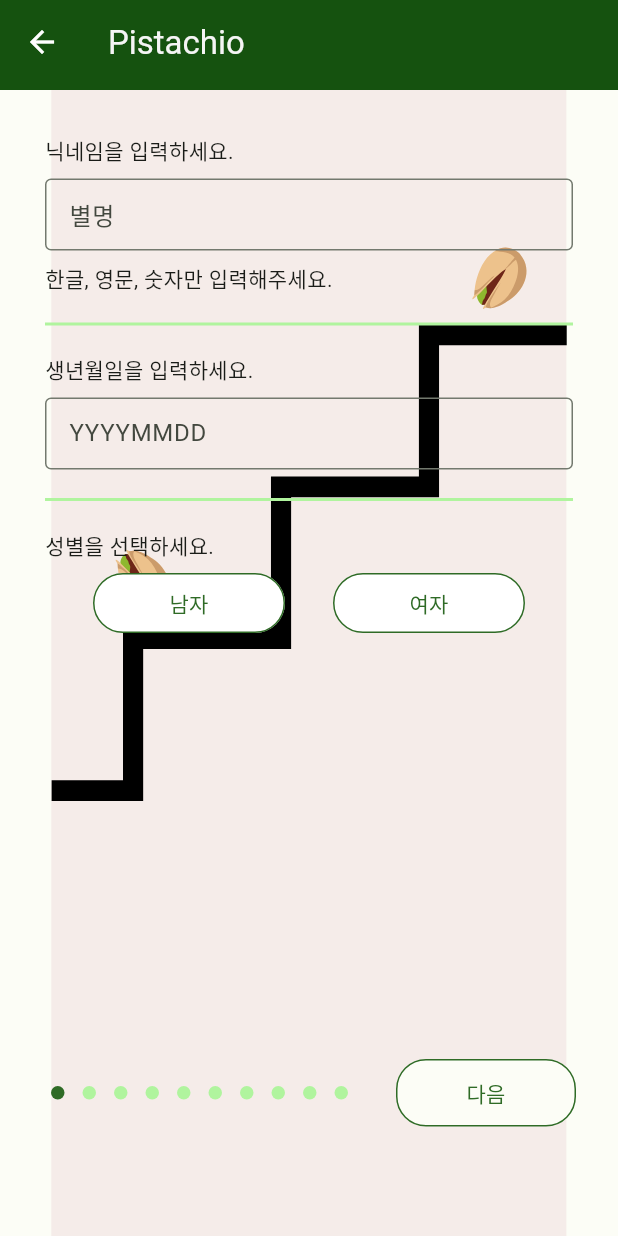
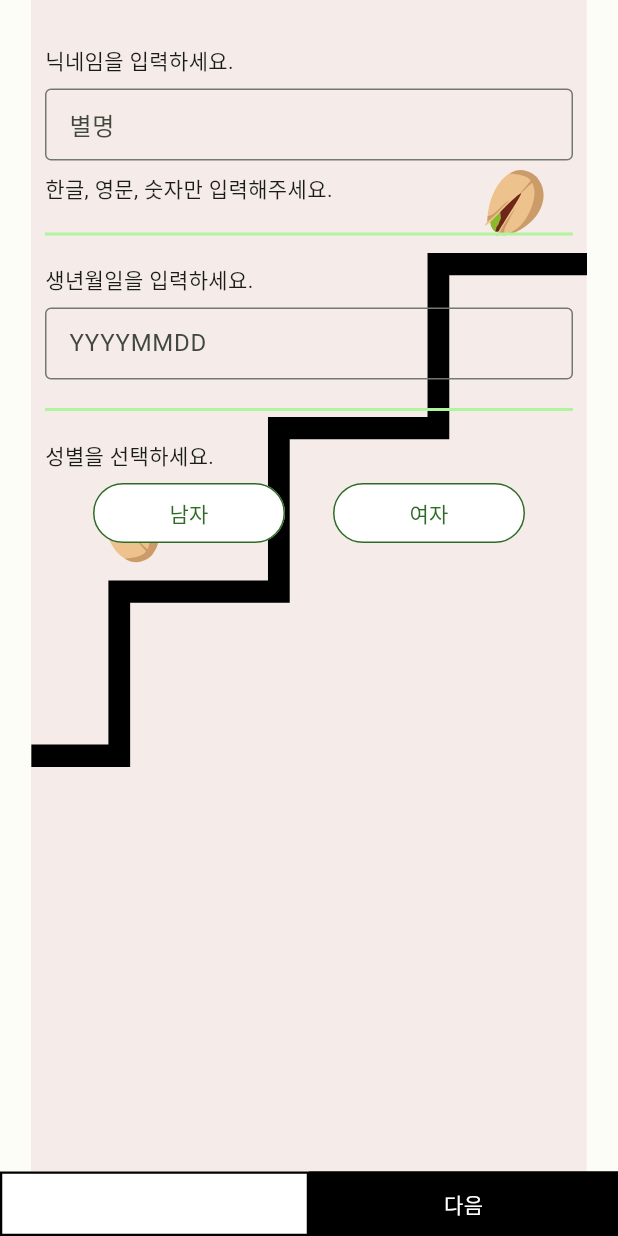
Before and after one commit to seungjoonHH/Pistachio, a Flutter app: the RegisterPage screen opened by its route, on a phone screen of 412 x 824 dp. Run offline on Flutter 3.47's test engine with Material 2 defaults, Android fonts, the phone set to English and light mode, and no system bars; drawn by our look-alikes of carousel_slider, dots_indicator; our stand-ins replace animated_flip_counter, cloud_firestore, firebase_auth, firebase_core, firebase_messaging, firebase_storage and 11 more; missing offline and left inert: bottom_sheet_bar, flutter_polygon, flutter_shake_animated; accounts and stored records are empty; Roboto replaces fonts that are missing (BMJUA).

Commit message:
Modify register

```diff
--- a/lib/view/page/register/register.dart
+++ b/lib/view/page/register/register.dart
@@ -1,6 +1,6 @@
+import 'package:bottom_sheet_bar/bottom_sheet_bar.dart';
 import 'package:flutter/material.dart';
 import 'package:pistachio/view/page/register/widget.dart';
-import 'package:pistachio/view/widget/widget/app_bar.dart';
 
 class RegisterPage extends StatelessWidget {
   const RegisterPage({Key? key}) : super(key: key);
@@ -8,7 +8,6 @@ class RegisterPage extends StatelessWidget {
   @override
   Widget build(BuildContext context) {
     return const Scaffold(
-      appBar: RegisterAppBar(),
       body: CarouselView(),
     );
   }
--- a/lib/view/page/register/widget.dart
+++ b/lib/view/page/register/widget.dart
@@ -7,43 +7,11 @@ import 'package:flutter_shake_animated/flutter_shake_animated.dart';
 import 'package:flutter_svg/svg.dart';
 import 'package:get/get.dart';
 import 'package:numberpicker/numberpicker.dart';
-import '../../../global/theme.dart';
 import '../../../model/enum/enum.dart';
 import '../../../presenter/page/register.dart';
-import '../../widget/widget/text.dart';
+import '../../widget/button/button.dart';
 
 // 회원가입 페이지 위젯 모음
-
-// 회원가입 페이지 AppBar
-class RegisterAppBar extends StatelessWidget implements PreferredSizeWidget {
-  const RegisterAppBar({Key? key}) : super(key: key);
-
-  @override
-  Size get preferredSize => const Size.fromHeight(60.0);
-
-  @override
-  Widget build(BuildContext context) {
-    return AppBar(
-      leading: GetBuilder<RegisterPresenter>(
-        builder: (controller) => IconButton(
-          icon: const Icon(
-            Icons.arrow_back,
-            color: Colors.white,
-          ),
-          onPressed: controller.backPressed,
-        ),
-      ),
-      elevation: 0.0,
-      title: PText(
-        'Pistachio',
-        color: PTheme.light,
-        style: textTheme.titleLarge,
-      ),
-      iconTheme: const IconThemeData(color: PTheme.light),
-      backgroundColor: PTheme.primary[30],
-    );
-  }
-}
 
 // Carousel 뷰 위젯
 class CarouselView extends StatelessWidget {
@@ -68,8 +36,6 @@ class CarouselView extends StatelessWidget {
   @override
   Widget build(BuildContext context) {
     Size screenSize = MediaQuery.of(context).size;
-    bool keyboardDisabled =
-        WidgetsBinding.instance.window.viewInsets.bottom < 100.0;
 
     return Stack(
       children: [
@@ -80,6 +46,7 @@ class CarouselView extends StatelessWidget {
           height: MediaQuery.of(context).size.height,
         ),
         Column(
+          mainAxisAlignment: MainAxisAlignment.spaceBetween,
           children: [
             Expanded(
               child: Container(
@@ -111,20 +78,7 @@ class CarouselView extends StatelessWidget {
                 ),
               ),
             ),
-            Container(
-              height: keyboardDisabled ? 150.0 : 100.0,
-              padding: const EdgeInsets.fromLTRB(28.0, 32.0, 28.0, 0.0),
-              child: Row(
-                crossAxisAlignment: CrossAxisAlignment.start,
-                mainAxisAlignment: MainAxisAlignment.spaceBetween,
-                children: [
-                  // Carousel 인디케이터
-                  CarouselIndicator(count: widgetCount),
-                  // Carousel 다음 버튼
-                  const CarouselNextButton(),
-                ],
-              ),
-            ),
+            const CarouselButton(),
           ],
         ),
       ],
@@ -958,35 +912,67 @@ class CalorieExplanationView extends StatelessWidget {
   }
 }
 
-// Carousel 다음 버튼
-class CarouselNextButton extends StatelessWidget {
-  const CarouselNextButton({Key? key}) : super(key: key);
+// Carousel 버튼
+class CarouselButton extends StatelessWidget {
+  const CarouselButton({Key? key}) : super(key: key);
 
   @override
   Widget build(BuildContext context) {
+    Size screenSize = MediaQuery.of(context).size;
+
     return GetBuilder<RegisterPresenter>(
       builder: (controller) {
         bool lastPage = controller.pageIndex == CarouselView.widgetCount - 1;
 
-        return SizedBox(
-          width: 120.0,
-          height: 45.0,
-          child: ElevatedButton(
-            onPressed: () {
-              controller.nextPressed();
-              FocusScope.of(context).unfocus();
-            },
-            style: OutlinedButton.styleFrom(
-              padding: EdgeInsets.zero,
-              elevation: 0.0,
-              side: BorderSide(color: Theme.of(context).colorScheme.primary),
-              shape: RoundedRectangleBorder(
-                borderRadius: BorderRadius.circular(20.0),
+        return Row(
+          children: [
+            SizedBox(
+              width: screenSize.width / 2.0,
+              child: PButton(
+                onPressed: () {
+                  controller.backPressed();
+                },
+                text: '이전',
+                stretch: true,
+                backgroundColor: Colors.white,
               ),
             ),
-            child: lastPage ? const Text('완료') : const Text('다음'),
-          ),
+            SizedBox(
+              width: screenSize.width / 2.0,
+              child: PButton(
+                onPressed: () {
+                  controller.nextPressed();
+                },
+                text: lastPage ? '완료' : '다음',
+                stretch: true,
+                backgroundColor: Colors.black,
+              ),
+            )
+          ],
         );
+        //   SizedBox(
+        //   width: 120.0,
+        //   height: 45.0,
+        //   child: ElevatedButton(
+        //     onPressed: () {
+        //       isNext ? controller.nextPressed() : controller.backPressed();
+        //       FocusScope.of(context).unfocus();
+        //     },
+        //     style: OutlinedButton.styleFrom(
+        //       padding: EdgeInsets.zero,
+        //       elevation: 0.0,
+        //       side: BorderSide(color: Theme.of(context).colorScheme.primary),
+        //       shape: RoundedRectangleBorder(
+        //         borderRadius: BorderRadius.circular(20.0),
+        //       ),
+        //     ),
+        //     child: isNext
+        //         ? lastPage
+        //             ? const Text('완료')
+        //             : const Text('다음')
+        //         : const Text('이전'),
+        //   ),
+        // );
       },
     );
   }
```
